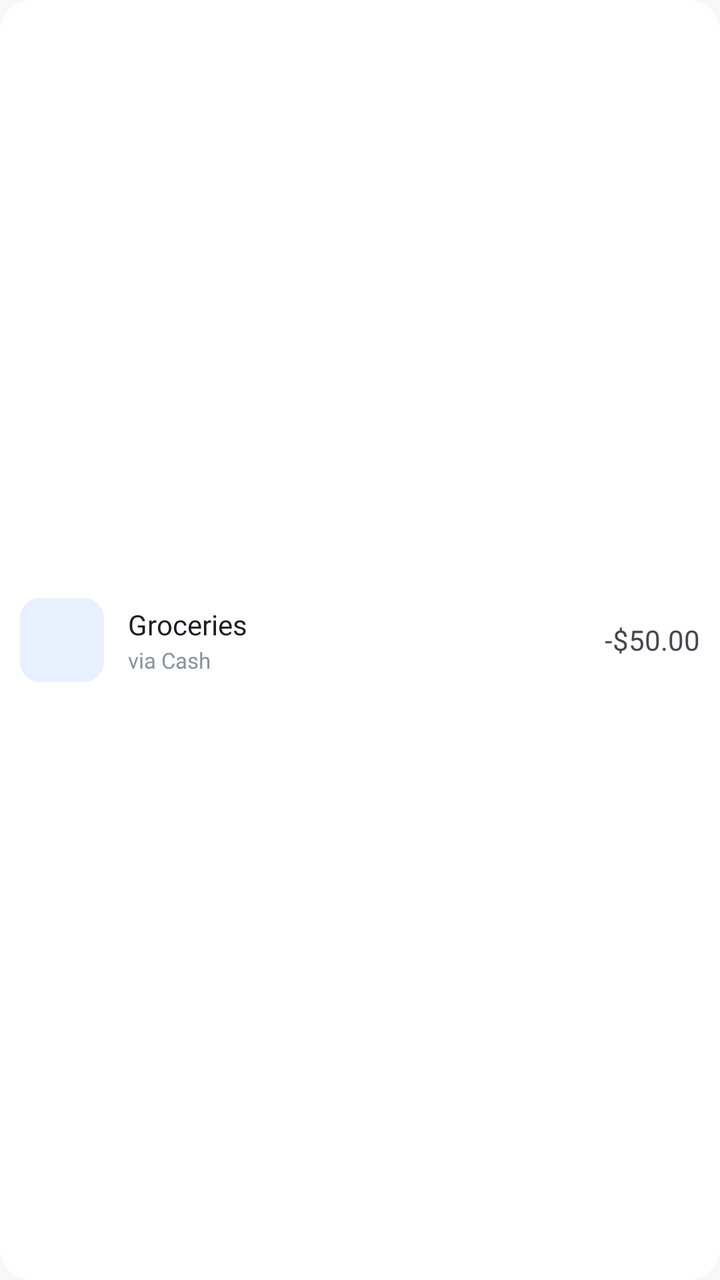
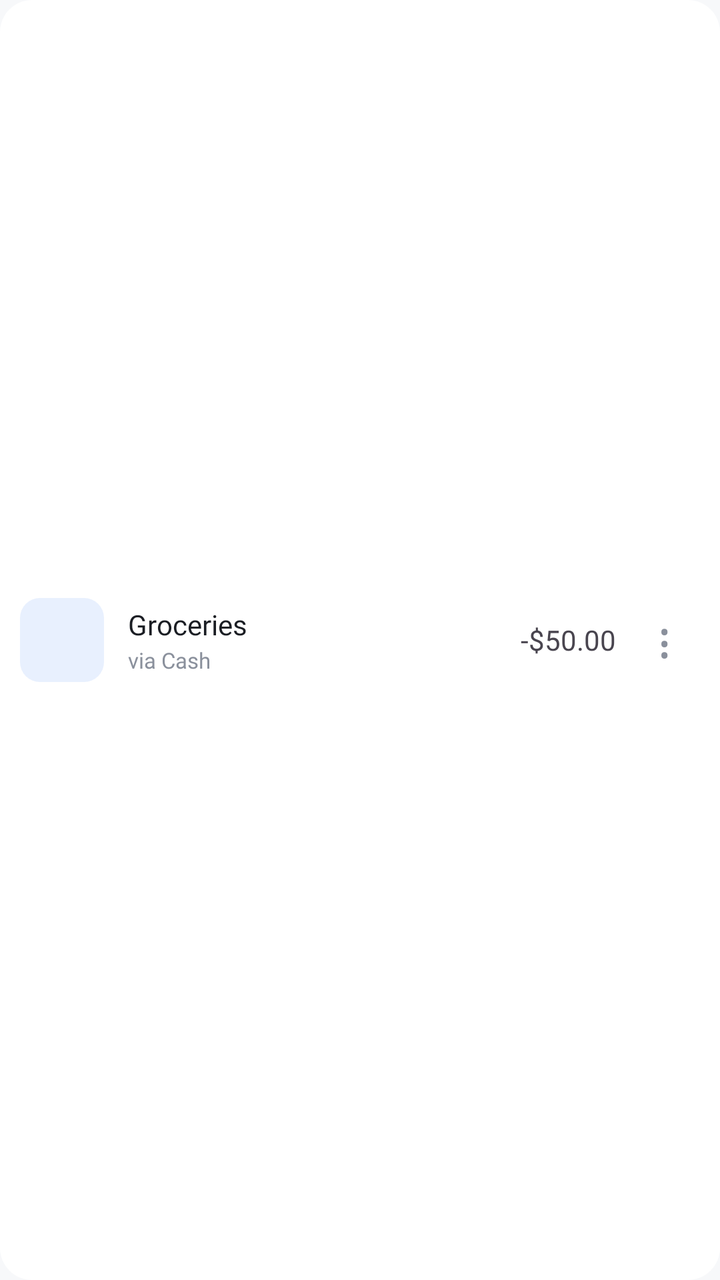

Compare the two renders of this Android layout. The source of the first and the diff that turns it into the second are given below.
<!-- AndroidManifest.xml: application theme Theme.ExpenceAndBudgetTracker -->
<!-- res/layout/item_transaction_row.xml -->
<?xml version="1.0" encoding="utf-8"?>
<LinearLayout
    xmlns:android="http://schemas.android.com/apk/res/android"
    android:layout_width="match_parent"
    android:layout_height="wrap_content"
    android:orientation="horizontal"
    android:gravity="center_vertical"
    android:background="@drawable/bg_expense_row"

    android:padding="10dp"
    android:layout_marginBottom="10dp">

    <ImageView
        android:id="@+id/tvCategoryIcon"
        android:layout_width="42dp"
        android:layout_height="42dp"
        android:background="@drawable/bg_recent_transaction_icon"
        android:padding="10dp"
        android:scaleType="fitCenter"
        android:contentDescription="Category icon" />

    <LinearLayout
        android:layout_width="0dp"
        android:layout_height="wrap_content"
        android:layout_weight="1"
        android:orientation="vertical"
        android:layout_marginStart="12dp">

        <TextView
            android:id="@+id/tvTxnTitle"
            android:layout_width="wrap_content"
            android:layout_height="wrap_content"
            android:text="Groceries"
            android:fontFamily="@font/dosis_semibold"
            android:textColor="@color/neutral_900"
            android:textSize="14sp" />

        <TextView
            android:id="@+id/tvTxnSubtitle"
            android:layout_width="wrap_content"
            android:layout_height="wrap_content"
            android:text="via Cash"
            android:fontFamily="@font/molengo_regular"
            android:textColor="@color/neutral_500"
            android:textSize="11sp"
            android:layout_marginTop="1dp" />

    </LinearLayout>

    <TextView
        android:id="@+id/tvTxnAmount"
        android:layout_width="wrap_content"
        android:layout_height="wrap_content"
        android:text="-$50.00"
        android:textSize="14sp" />

</LinearLayout>
<!-- resources referenced by this layout -->
<resources>
  <color name="neutral_500">#8A909C</color>
  <color name="neutral_900">#1A1D23</color>
  <!-- drawable bg_expense_row (drawable) -->
  <?xml version="1.0" encoding="utf-8"?>
  <shape xmlns:android="http://schemas.android.com/apk/res/android" android:shape="rectangle">
      <solid android:color="@color/neutral_0" />
      <corners android:radius="16dp" />
  </shape>
  <!-- drawable bg_recent_transaction_icon (drawable) -->
  <?xml version="1.0" encoding="utf-8"?>
  <shape xmlns:android="http://schemas.android.com/apk/res/android"
      android:shape="rectangle">
  
      
      <solid android:color="@color/primary_50" />
  
      
      <corners
          android:radius="10dp" />
  
  </shape>
  <style name="Theme.ExpenceAndBudgetTracker" parent="Theme.Material3.DayNight.NoActionBar">
          <item name="colorPrimary">@color/primary_500</item>
          <item name="colorOnPrimary">@color/neutral_0</item>
          <item name="colorPrimaryContainer">@color/primary_100</item>
          <item name="colorOnPrimaryContainer">@color/primary_900</item>
  
          <item name="colorSecondary">@color/accent_500</item>
          <item name="colorOnSecondary">@color/neutral_900</item>
          <item name="colorSecondaryContainer">@color/accent_100</item>
          <item name="colorOnSecondaryContainer">@color/accent_700</item>
  
          <item name="colorError">@color/expense_red</item>
          <item name="colorOnError">@color/neutral_0</item>
  
          <item name="android:colorBackground">@color/background_light</item>
          <item name="colorSurface">@color/surface_light</item>
          <item name="colorOnSurface">@color/text_primary_light</item>
          <item name="colorOnSurfaceVariant">@color/text_secondary_light</item>
  
          <item name="android:statusBarColor">@color/primary_700</item>
          <item name="android:windowLightStatusBar">false</item>
  
  
      </style>
  <color name="neutral_0">#FFFFFF</color>
  <color name="primary_50">#E8F0FE</color>
  <color name="primary_500">#2472F0</color>
  <color name="primary_100">#C2D9FC</color>
  <color name="primary_900">#082456</color>
  <color name="accent_500">#FFA800</color>
  <color name="accent_100">#FFE9C2</color>
  <color name="accent_700">#CC8600</color>
  <color name="expense_red">#E5484D</color>
  <color name="background_light">@color/neutral_50</color>
  <color name="surface_light">@color/neutral_0</color>
  <color name="text_primary_light">@color/neutral_900</color>
  <color name="text_secondary_light">@color/neutral_700</color>
  <color name="primary_700">#1447A8</color>
  <color name="neutral_50">#F7F8FA</color>
  <color name="neutral_700">#4B5563</color>
</resources>

<!-- the commit's change to res/layout/item_transaction_row.xml (unified diff, before → after) -->
@@ -6,18 +6,22 @@
     android:orientation="horizontal"
     android:gravity="center_vertical"
     android:background="@drawable/bg_expense_row"
-
     android:padding="10dp"
     android:layout_marginBottom="10dp">
 
+    
+
     <ImageView
-        android:id="@+id/tvCategoryIcon"
+        android:id="@+id/ivCategoryIcon"
         android:layout_width="42dp"
         android:layout_height="42dp"
         android:background="@drawable/bg_recent_transaction_icon"
         android:padding="10dp"
         android:scaleType="fitCenter"
         android:contentDescription="Category icon" />
+
+
+    
 
     <LinearLayout
         android:layout_width="0dp"
@@ -47,6 +51,9 @@
 
     </LinearLayout>
 
+
+    
+
     <TextView
         android:id="@+id/tvTxnAmount"
         android:layout_width="wrap_content"
@@ -54,4 +61,20 @@
         android:text="-$50.00"
         android:textSize="14sp" />
 
+
+    
+
+    <TextView
+        android:id="@+id/btnTransactionMore"
+        android:layout_width="36dp"
+        android:layout_height="42dp"
+        android:layout_marginStart="6dp"
+        android:gravity="center"
+        android:text="⋮"
+        android:textSize="24sp"
+        android:textColor="@color/neutral_500"
+        android:clickable="true"
+        android:focusable="true"
+        android:contentDescription="Transaction actions" />
+
 </LinearLayout>
